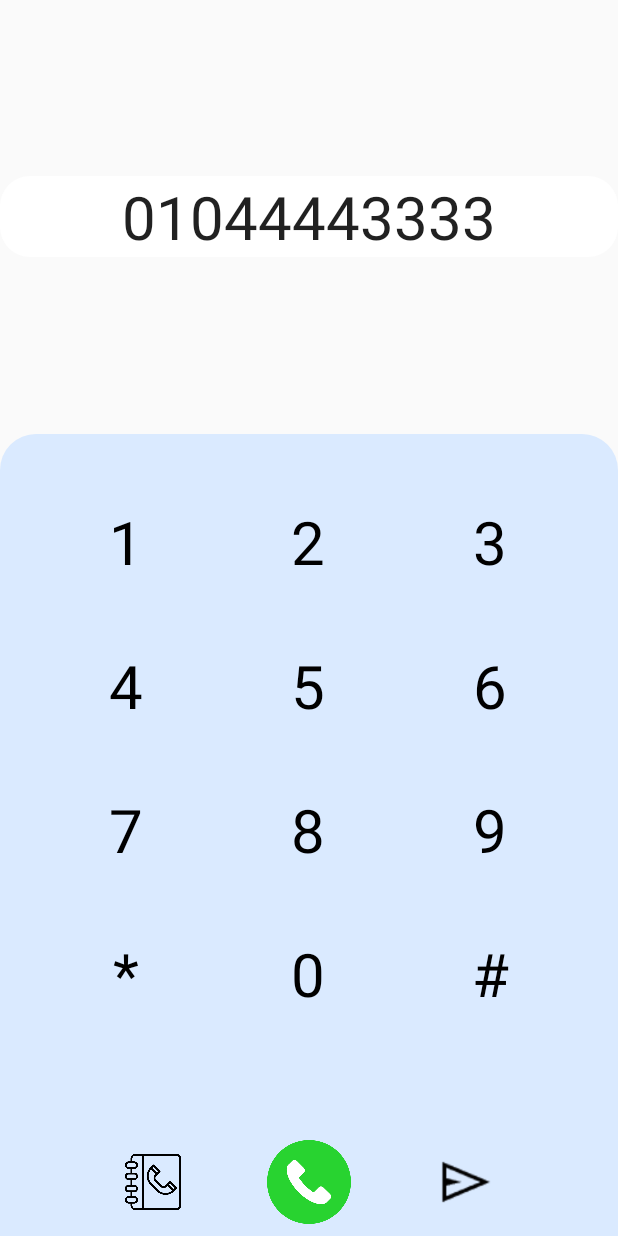
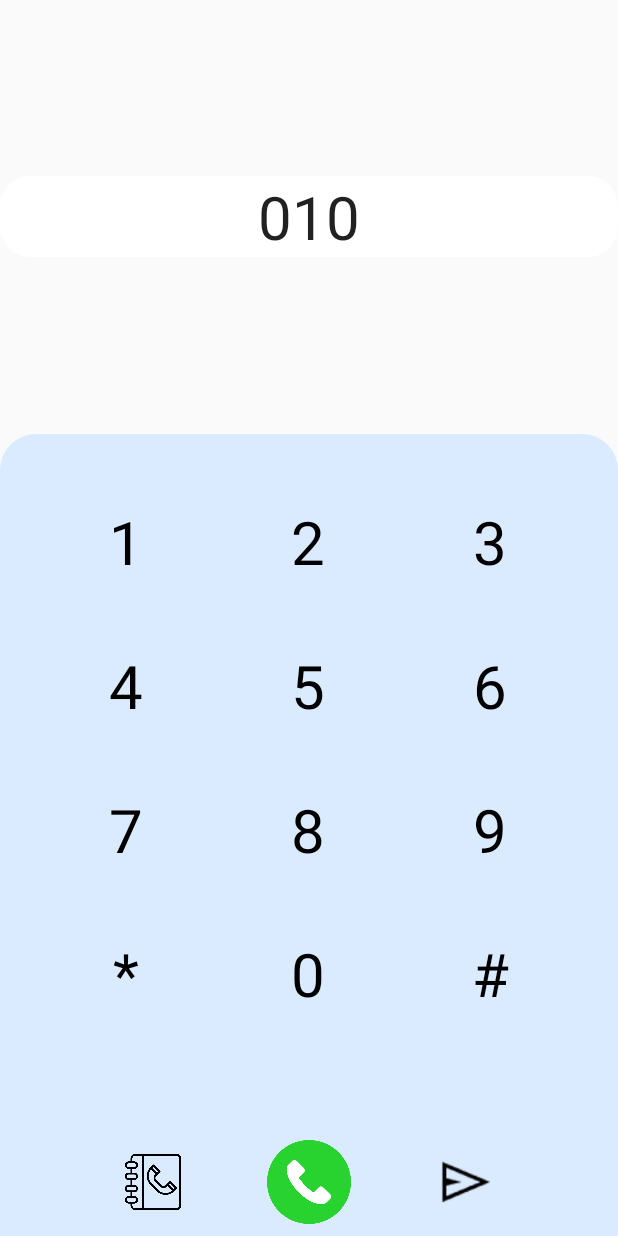
Before and after one commit to SonmalTeam/Sonmal, an Android app: the DialFragment screen opened through its navigation route, on a phone screen of 412 x 824 dp. Run offline under Robolectric (Android 15) with nearby library versions, the phone set to English and light mode, and no system bars; our stand-ins replace data binding; libraries missing offline, so code that uses them is left out: com.gun0912.tedpermission, com.kakao.sdk, com.navercorp.nid, org.tensorflow.lite; 2 statements that could not run were skipped.

Commit message:
feat : 전화 | 전화 연결 [S07P22D202-279]
Former-commit-id: 9e7f252dd3150c53e1dd8ec6cb48485bf0063fd7

```diff
--- a/AOS/Sonmal/app/src/main/java/com/d202/sonmal/ui/main/MainFragment.kt
+++ b/AOS/Sonmal/app/src/main/java/com/d202/sonmal/ui/main/MainFragment.kt
@@ -121,8 +121,8 @@ class MainFragment : Fragment() {
     private fun checkCallPermission(){
         val permissionListener = object : PermissionListener {
             override fun onPermissionGranted() {
-                findNavController().navigate(MainFragmentDirections.actionMainFragmentToCallFragment("test"))
-//                findNavController().navigate(MainFragmentDirections.actionMainFragmentToDialFragment())
+//                findNavController().navigate(MainFragmentDirections.actionMainFragmentToCallFragment("test"))
+                findNavController().navigate(MainFragmentDirections.actionMainFragmentToDialFragment())
 
             }
             override fun onPermissionDenied(deniedPermissions: List<String>) {
--- a/AOS/Sonmal/app/src/main/res/layout/fragment_dial.xml
+++ b/AOS/Sonmal/app/src/main/res/layout/fragment_dial.xml
@@ -33,7 +33,7 @@
                     android:id="@+id/tv_phone"
                     android:layout_width="match_parent"
                     android:layout_height="wrap_content"
-                    android:text="01044443333"
+                    android:text="010"
                     android:textSize="40sp"
                     app:layout_constraintTop_toTopOf="parent"
                     app:layout_constraintBottom_toBottomOf="parent"
```
